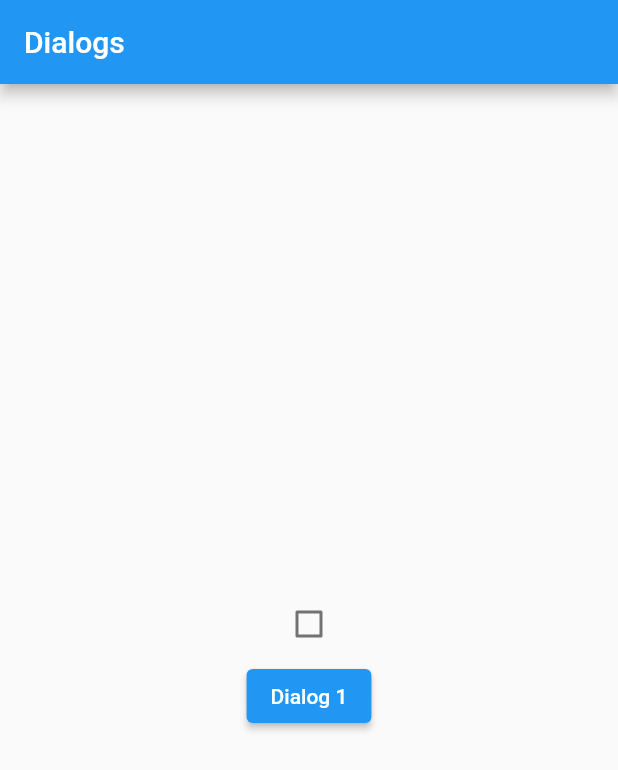
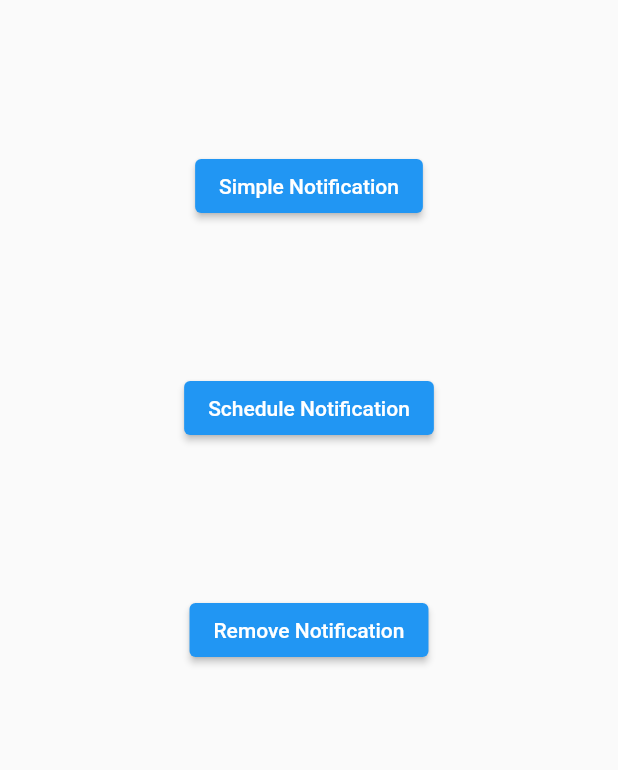
Before and after one commit to Jorge12293/Movil-Flutter-DeliveryAPP, a Flutter app: the screen it shows after launch, on a phone screen of 412 x 824 dp. Shown: the top 770 px of the screen. Run offline on Flutter 3.47's test engine with Material 2 defaults, Android fonts, the phone set to English and light mode, and no system bars; our stand-ins replace cloud_firestore, connectivity_plus, firebase_auth, firebase_core, flutter_local_notifications, geocoding and 1 more; accounts and stored records are empty.

Commit message:
implement pages

```diff
--- a/lib/main.dart
+++ b/lib/main.dart
@@ -6,10 +6,12 @@ import 'firebase_options.dart';
 import 'package:provider/provider.dart';
 
 void main() async{
+
   WidgetsFlutterBinding.ensureInitialized();
   await Firebase.initializeApp(
     options: DefaultFirebaseOptions.currentPlatform
   );
+
   runApp(
     MultiProvider(
       providers: MultipleProviders.providers,
--- /dev/null
+++ b/lib/src/pruebas/notifications/pages/notification_api.dart
@@ -0,0 +1,34 @@
+import 'package:flutter_local_notifications/flutter_local_notifications.dart';
+
+class NotificationApi{
+
+  static final _notifications = FlutterLocalNotificationsPlugin();
+
+  static Future _notificationDetails() async{
+    return NotificationDetails(
+      android: AndroidNotificationDetails(
+        'channel id',
+        'channel name',
+        channelDescription: 'your channel description',
+        importance:Importance.max
+      ),
+      iOS: IOSNotificationDetails(),
+    );
+  }
+
+
+  static Future showNotification({
+    int id = 0,
+    String? title,
+    String? body,
+    String? payload
+  }) async =>
+    _notifications.show(
+      id,
+      title,
+      body,
+      await _notificationDetails(),
+      payload: payload
+    );
+
+}
--- /dev/null
+++ b/lib/src/pruebas/notifications/pages/notification_page.dart
@@ -0,0 +1,50 @@
+import 'package:appdelivery/src/pruebas/notifications/pages/notification_api.dart';
+import 'package:flutter/material.dart';
+
+class NotificationPage extends StatefulWidget {
+  const NotificationPage({Key? key}) : super(key: key);
+
+  @override
+  State<NotificationPage> createState() => _NotificationPageState();
+}
+
+class _NotificationPageState extends State<NotificationPage> {
+  @override
+  Widget build(BuildContext context) {
+    return Scaffold(
+      body: Center(
+        child: Column(
+          crossAxisAlignment: CrossAxisAlignment.center,
+          children: [
+            const SizedBox(height:100),
+           ElevatedButton(
+             onPressed: (){
+               NotificationApi.showNotification(
+                 id: 1,
+                 title: 'Jorge',
+                 body: 'Hola Como estas',
+                 payload: 'sarah.abs'
+               );
+             },
+             child: Text('Simple Notification')
+            ),
+            const SizedBox(height:100),
+           ElevatedButton(
+             onPressed: (){
+
+             },
+             child: Text('Schedule Notification')
+            ),
+            const SizedBox(height:100),
+           ElevatedButton(
+             onPressed: (){
+
+             },
+             child: Text('Remove Notification')
+            ),
+          ],
+        ),
+      ),
+    );
+  }
+}
--- a/lib/src/ui/routes/app_routes.dart
+++ b/lib/src/ui/routes/app_routes.dart
@@ -1,7 +1,9 @@
 import 'package:appdelivery/src/pruebas/dialogs/pages/home_page.dart';
+import 'package:appdelivery/src/pruebas/notifications/pages/notification_page.dart';
 import 'package:appdelivery/src/ui/pages/company/company_form_page.dart';
 import 'package:appdelivery/src/ui/pages/company/company_page.dart';
 import 'package:appdelivery/src/ui/pages/home/home_page.dart';
+import 'package:appdelivery/src/ui/pages/login/login.dart';
 import 'package:appdelivery/src/ui/pages/map_location/map_location_page.dart';
 import 'package:appdelivery/src/ui/pages/products/product_form_page.dart';
 import 'package:appdelivery/src/ui/pages/products/product_page.dart';
@@ -11,7 +13,7 @@ import 'package:flutter/cupertino.dart';
 class AppRoutes{
 
   //static const initialRoute = 'home';
-  static const initialRoute = 'pageDialog';
+  static const initialRoute = 'notificationPage';
 
   static Map<String, Widget Function(BuildContext)> routes = {
     'home' : (BuildContext context) => const HomePage(),
@@ -26,9 +28,11 @@ class AppRoutes{
 
     'mapLocation' : (BuildContext context) =>const MapLocationPage(),
 
+    'login' : (BuildContext context) =>const LoginPage(),
 
     //Pruebas
     'pageDialog' : (BuildContext context) => HomePageDialog(),
+    'notificationPage' : (BuildContext context) => NotificationPage(),
 
 
   };
--- a/pubspec.yaml
+++ b/pubspec.yaml
@@ -36,11 +36,14 @@ dependencies:
   cupertino_icons: ^1.0.2
   http: ^0.13.0
 
+  flutter_local_notifications: ^9.3.0
+
   flutter_polyline_points: ^1.0.0
   google_maps_flutter: ^2.0.2
   geocoding: ^2.0.1
 
   firebase_core:
+  firebase_auth: ^3.3.10
   cloud_firestore:
 
   provider: ^6.0.0
```
Also changed, not shown: lib/src/ui/pages/home/tabs/news_tab.dart (+49 -16 lines), lib/src/ui/pages/login/login.dart (+119 -0 lines), pubspec.lock.
